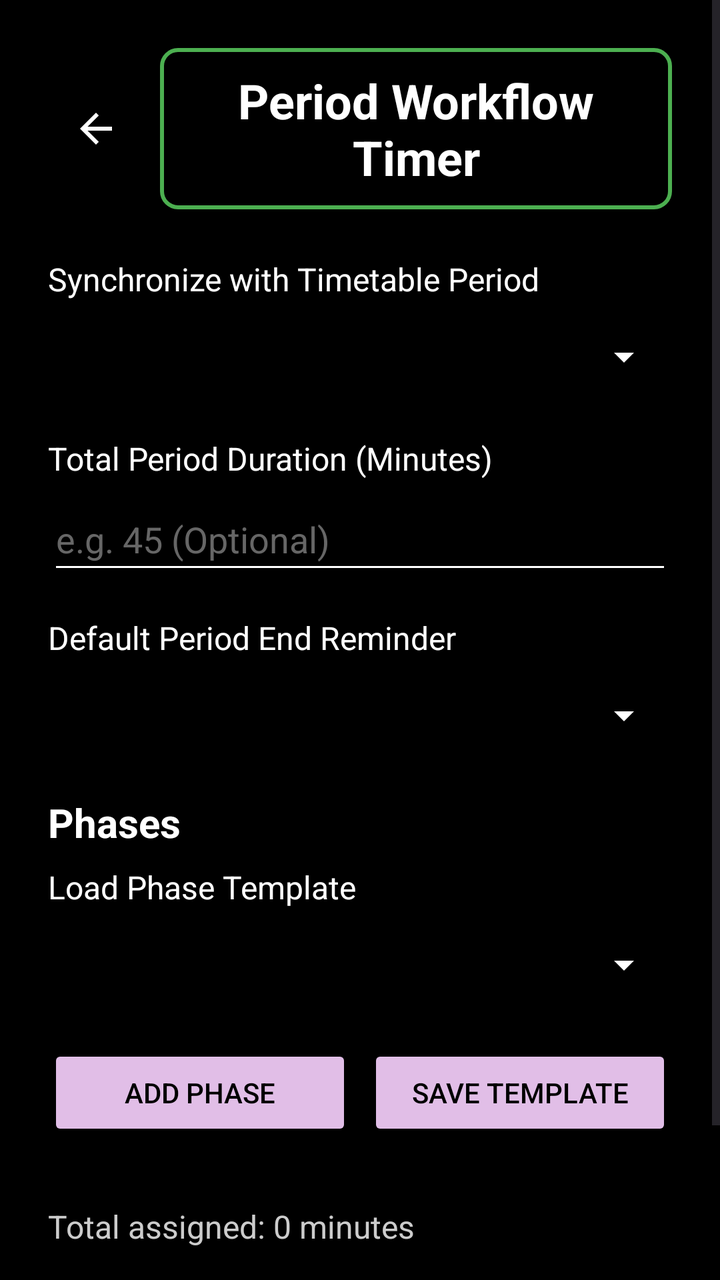
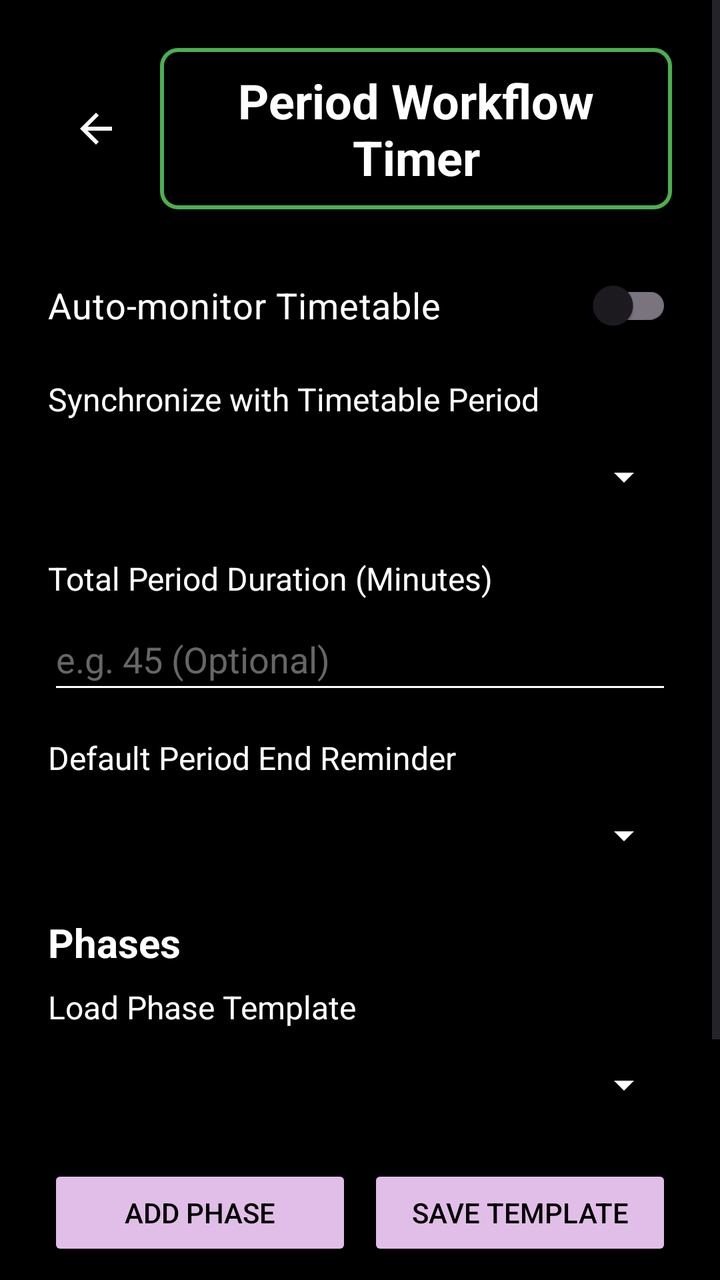

Before-and-after screenshots of an Android layout around one commit, followed by the original layout XML and the change that was made.
<!-- AndroidManifest.xml: application theme Theme.VITeacherToolkit -->
<!-- res/layout/activity_period_workflow_timer.xml -->
<?xml version="1.0" encoding="utf-8"?>
<ScrollView xmlns:android="http://schemas.android.com/apk/res/android"
    android:layout_width="match_parent"
    android:layout_height="match_parent"
    android:fillViewport="true"
    android:background="#000000">

    <LinearLayout
        android:layout_width="match_parent"
        android:layout_height="wrap_content"
        android:orientation="vertical"
        android:padding="24dp">

        
        <LinearLayout
            android:layout_width="match_parent"
            android:layout_height="wrap_content"
            android:orientation="horizontal"
            android:gravity="center_vertical"
            android:layout_marginBottom="24dp">

            <ImageButton
                android:id="@+id/btnBack"
                android:layout_width="48dp"
                android:layout_height="48dp"
                android:src="?android:attr/actionModeCloseDrawable"
                android:background="?android:attr/selectableItemBackground"
                android:tint="#FFFFFF"
                android:importantForAccessibility="yes" />

            <TextView
                android:id="@+id/tvTitle"
                android:layout_width="0dp"
                android:layout_height="wrap_content"
                android:layout_weight="1"
                android:text="Period Workflow Timer"
                android:textColor="#FFFFFF"
                android:textSize="24sp"
                android:textStyle="bold"
                android:gravity="center"
                android:background="@drawable/border_green"
                android:layout_marginStart="8dp"
                android:accessibilityHeading="true"
                android:importantForAccessibility="yes" />

        </LinearLayout>

        
        <LinearLayout
            android:id="@+id/layoutSetup"
            android:layout_width="match_parent"
            android:layout_height="wrap_content"
            android:orientation="vertical"
            android:visibility="visible">

            <TextView
                android:layout_width="match_parent"
                android:layout_height="wrap_content"
                android:text="Synchronize with Timetable Period"
                android:textColor="#FFFFFF"
                android:textSize="16sp"
                android:layout_marginBottom="4dp" />

            <Spinner
                android:id="@+id/spinnerTimetablePeriods"
                android:layout_width="match_parent"
                android:layout_height="48dp"
                android:backgroundTint="#FFFFFF"
                android:layout_marginBottom="16dp"
                android:importantForAccessibility="yes" />

            <TextView
                android:layout_width="match_parent"
                android:layout_height="wrap_content"
                android:text="Total Period Duration (Minutes)"
                android:textColor="#FFFFFF"
                android:textSize="16sp"
                android:layout_marginBottom="4dp" />

            <EditText
                android:id="@+id/etTotalDuration"
                android:layout_width="match_parent"
                android:layout_height="48dp"
                android:hint="e.g. 45 (Optional)"
                android:textColor="#FFFFFF"
                android:textColorHint="#666666"
                android:backgroundTint="#FFFFFF"
                android:inputType="number"
                android:layout_marginBottom="16dp"
                android:importantForAccessibility="yes" />

            <TextView
                android:layout_width="match_parent"
                android:layout_height="wrap_content"
                android:text="Default Period End Reminder"
                android:textColor="#FFFFFF"
                android:textSize="16sp"
                android:layout_marginBottom="4dp" />

            <Spinner
                android:id="@+id/spinnerReminderInterval"
                android:layout_width="match_parent"
                android:layout_height="48dp"
                android:backgroundTint="#FFFFFF"
                android:layout_marginBottom="16dp"
                android:importantForAccessibility="yes" />

            <TextView
                android:id="@+id/tvPeriodWarningLabel"
                android:layout_width="match_parent"
                android:layout_height="wrap_content"
                android:text="Custom Warning (Minutes before end)"
                android:textColor="#FFFFFF"
                android:textSize="16sp"
                android:layout_marginBottom="4dp"
                android:visibility="gone" />

            <EditText
                android:id="@+id/etPeriodWarning"
                android:layout_width="match_parent"
                android:layout_height="48dp"
                android:hint="e.g. 5 or 10"
                android:textColor="#FFFFFF"
                android:textColorHint="#666666"
                android:backgroundTint="#FFFFFF"
                android:inputType="number"
                android:layout_marginBottom="24dp"
                android:importantForAccessibility="yes"
                android:visibility="gone" />

            
            <TextView
                android:layout_width="match_parent"
                android:layout_height="wrap_content"
                android:text="Phases"
                android:textColor="#FFFFFF"
                android:textSize="20sp"
                android:textStyle="bold"
                android:layout_marginBottom="8dp" />

            <TextView
                android:layout_width="match_parent"
                android:layout_height="wrap_content"
                android:text="Load Phase Template"
                android:textColor="#FFFFFF"
                android:textSize="16sp"
                android:layout_marginBottom="4dp" />

            <Spinner
                android:id="@+id/spinnerPhaseTemplates"
                android:layout_width="match_parent"
                android:layout_height="48dp"
                android:backgroundTint="#FFFFFF"
                android:layout_marginBottom="16dp"
                android:importantForAccessibility="yes" />

            
            <LinearLayout
                android:layout_width="match_parent"
                android:layout_height="wrap_content"
                android:orientation="horizontal"
                android:layout_marginBottom="16dp">

                <Button
                    android:id="@+id/btnAddPhase"
                    android:layout_width="0dp"
                    android:layout_height="wrap_content"
                    android:layout_weight="1"
                    android:minHeight="48dp"
                    android:text="Add Phase"
                    android:textColor="#000000"
                    android:backgroundTint="@color/lavender"
                    android:layout_marginEnd="8dp" />

                <Button
                    android:id="@+id/btnSaveAsTemplate"
                    android:layout_width="0dp"
                    android:layout_height="wrap_content"
                    android:layout_weight="1"
                    android:minHeight="48dp"
                    android:text="Save Template"
                    android:textColor="#000000"
                    android:backgroundTint="@color/lavender" />

            </LinearLayout>

            
            <LinearLayout
                android:id="@+id/layoutPhasesList"
                android:layout_width="match_parent"
                android:layout_height="wrap_content"
                android:orientation="vertical"
                android:layout_marginBottom="16dp" />

            
            <TextView
                android:id="@+id/tvTotalAssigned"
                android:layout_width="match_parent"
                android:layout_height="wrap_content"
                android:text="Total assigned: 0 minutes"
                android:textColor="#CCCCCC"
                android:textSize="16sp"
                android:layout_marginBottom="32dp"
                android:importantForAccessibility="yes" />

            <Button
                android:id="@+id/btnStartWorkflow"
                android:layout_width="match_parent"
                android:layout_height="wrap_content"
                android:minHeight="48dp"
                android:text="Start Workflow Timer"
                android:textColor="#000000"
                android:backgroundTint="@color/lavender"
                android:visibility="visible" />

        </LinearLayout>

        
        <LinearLayout
            android:id="@+id/layoutRunning"
            android:layout_width="match_parent"
            android:layout_height="wrap_content"
            android:orientation="vertical"
            android:gravity="center_horizontal"
            android:visibility="gone">

            
            <TextView
                android:id="@+id/tvCurrentPhase"
                android:layout_width="match_parent"
                android:layout_height="wrap_content"
                android:text="Current Phase: Introduction"
                android:textColor="#FFFFFF"
                android:textSize="24sp"
                android:textStyle="bold"
                android:gravity="center"
                android:layout_marginBottom="24dp"
                android:importantForAccessibility="yes" />

            
            <TextView
                android:id="@+id/tvCountdown"
                android:layout_width="match_parent"
                android:layout_height="wrap_content"
                android:text="05:00 remaining"
                android:textColor="#FFFFFF"
                android:textSize="48sp"
                android:textStyle="bold"
                android:gravity="center"
                android:layout_marginBottom="24dp"
                android:importantForAccessibility="yes" />

            
            <ProgressBar
                android:id="@+id/pbWorkflow"
                style="?android:attr/progressBarStyleHorizontal"
                android:layout_width="match_parent"
                android:layout_height="12dp"
                android:max="100"
                android:progress="0"
                android:layout_marginBottom="32dp"
                android:importantForAccessibility="no" />

            
            <TextView
                android:id="@+id/tvWarningStatus"
                android:layout_width="match_parent"
                android:layout_height="wrap_content"
                android:text=""
                android:textColor="#FF8A80"
                android:textSize="14sp"
                android:gravity="center"
                android:layout_marginBottom="32dp"
                android:visibility="gone"
                android:importantForAccessibility="yes" />

            
            <LinearLayout
                android:layout_width="match_parent"
                android:layout_height="wrap_content"
                android:orientation="vertical">

                <Button
                    android:id="@+id/btnPauseResume"
                    android:layout_width="match_parent"
                    android:layout_height="wrap_content"
                    android:minHeight="48dp"
                    android:text="Pause"
                    android:textColor="#000000"
                    android:backgroundTint="@color/lavender"
                    android:layout_marginBottom="16dp" />

                <Button
                    android:id="@+id/btnStopReset"
                    android:layout_width="match_parent"
                    android:layout_height="wrap_content"
                    android:minHeight="48dp"
                    android:text="Stop and Reset"
                    android:textColor="#FFFFFF"
                    android:backgroundTint="#FF444444" />

            </LinearLayout>

        </LinearLayout>

    </LinearLayout>
</ScrollView>
<!-- resources referenced by this layout -->
<resources>
  <color name="lavender">#FFE1BEE7</color>
  <!-- drawable border_green (drawable) -->
  <?xml version="1.0" encoding="utf-8"?>
  <shape xmlns:android="http://schemas.android.com/apk/res/android"
      android:shape="rectangle">
      <stroke
          android:width="2dp"
          android:color="#FF4CAF50" /> 
      <padding
          android:left="16dp"
          android:top="10dp"
          android:right="16dp"
          android:bottom="10dp" />
      <corners
          android:radius="8dp" />
  </shape>
  <style name="Theme.VITeacherToolkit" parent="Base.Theme.VITeacherToolkit" />
  <style name="Base.Theme.VITeacherToolkit" parent="Theme.Material3.DayNight.NoActionBar">
          
          
      </style>
</resources>

<!-- the commit's change to res/layout/activity_period_workflow_timer.xml (unified diff, before → after) -->
@@ -53,41 +53,72 @@
             android:orientation="vertical"
             android:visibility="visible">
 
-            <TextView
-                android:layout_width="match_parent"
-                android:layout_height="wrap_content"
-                android:text="Synchronize with Timetable Period"
-                android:textColor="#FFFFFF"
-                android:textSize="16sp"
-                android:layout_marginBottom="4dp" />
-
-            <Spinner
-                android:id="@+id/spinnerTimetablePeriods"
-                android:layout_width="match_parent"
-                android:layout_height="48dp"
-                android:backgroundTint="#FFFFFF"
+            <androidx.appcompat.widget.SwitchCompat
+                android:id="@+id/switchAutoMonitor"
+                android:layout_width="match_parent"
+                android:layout_height="wrap_content"
+                android:minHeight="48dp"
+                android:text="Auto-monitor Timetable"
+                android:textColor="#FFFFFF"
+                android:textSize="18sp"
+                android:layout_marginBottom="12dp"
+                android:importantForAccessibility="yes" />
+
+            <TextView
+                android:id="@+id/tvAutoMonitorStatus"
+                android:layout_width="match_parent"
+                android:layout_height="wrap_content"
+                android:text="Auto-monitoring active. Waiting for scheduled class periods..."
+                android:textColor="@color/lavender"
+                android:textSize="14sp"
+                android:textStyle="italic"
                 android:layout_marginBottom="16dp"
-                android:importantForAccessibility="yes" />
-
-            <TextView
-                android:layout_width="match_parent"
-                android:layout_height="wrap_content"
-                android:text="Total Period Duration (Minutes)"
-                android:textColor="#FFFFFF"
-                android:textSize="16sp"
-                android:layout_marginBottom="4dp" />
-
-            <EditText
-                android:id="@+id/etTotalDuration"
-                android:layout_width="match_parent"
-                android:layout_height="48dp"
-                android:hint="e.g. 45 (Optional)"
-                android:textColor="#FFFFFF"
-                android:textColorHint="#666666"
-                android:backgroundTint="#FFFFFF"
-                android:inputType="number"
-                android:layout_marginBottom="16dp"
-                android:importantForAccessibility="yes" />
+                android:visibility="gone"
+                android:importantForAccessibility="yes" />
+
+            <LinearLayout
+                android:id="@+id/layoutManualPeriodSetup"
+                android:layout_width="match_parent"
+                android:layout_height="wrap_content"
+                android:orientation="vertical">
+
+                <TextView
+                    android:layout_width="match_parent"
+                    android:layout_height="wrap_content"
+                    android:text="Synchronize with Timetable Period"
+                    android:textColor="#FFFFFF"
+                    android:textSize="16sp"
+                    android:layout_marginBottom="4dp" />
+
+                <Spinner
+                    android:id="@+id/spinnerTimetablePeriods"
+                    android:layout_width="match_parent"
+                    android:layout_height="48dp"
+                    android:backgroundTint="#FFFFFF"
+                    android:layout_marginBottom="16dp"
+                    android:importantForAccessibility="yes" />
+
+                <TextView
+                    android:layout_width="match_parent"
+                    android:layout_height="wrap_content"
+                    android:text="Total Period Duration (Minutes)"
+                    android:textColor="#FFFFFF"
+                    android:textSize="16sp"
+                    android:layout_marginBottom="4dp" />
+
+                <EditText
+                    android:id="@+id/etTotalDuration"
+                    android:layout_width="match_parent"
+                    android:layout_height="48dp"
+                    android:hint="e.g. 45 (Optional)"
+                    android:textColor="#FFFFFF"
+                    android:textColorHint="#666666"
+                    android:backgroundTint="#FFFFFF"
+                    android:inputType="number"
+                    android:layout_marginBottom="16dp"
+                    android:importantForAccessibility="yes" />
+
+            </LinearLayout>
 
             <TextView
                 android:layout_width="match_parent"
